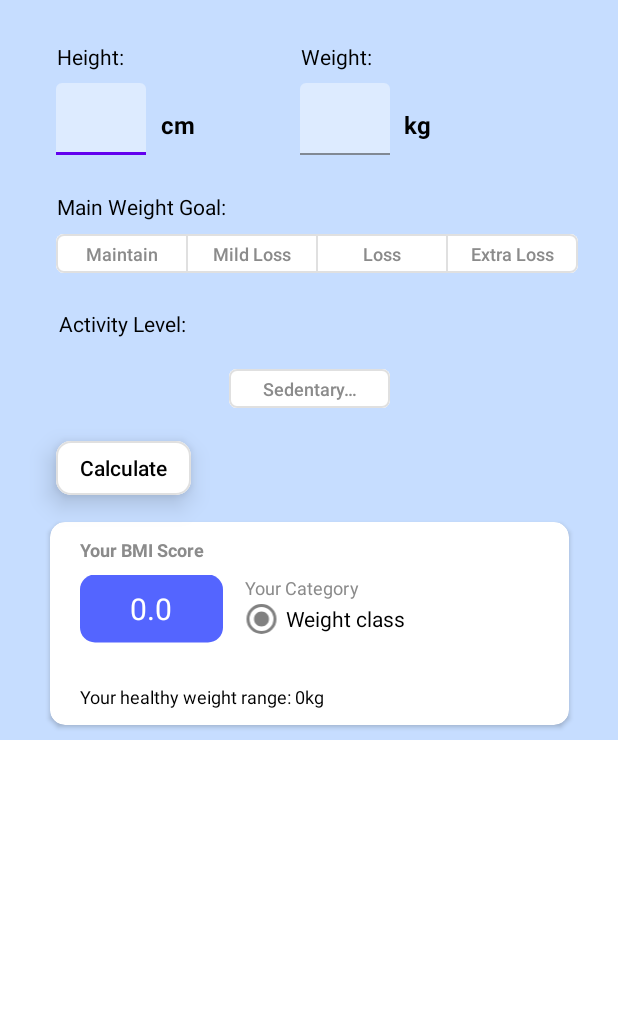
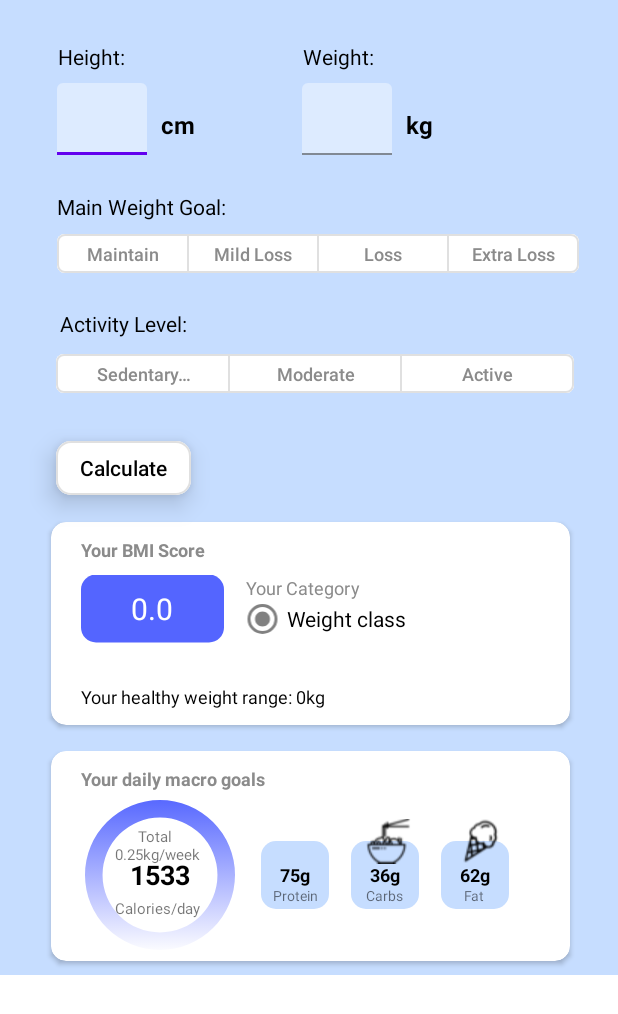
Before and after one commit to LunarDerrick/Healthier_App, an Android app: the BMIMacroCalc screen opened directly, with no data from a screen before it, on a phone screen of 412 x 824 dp. Shown: the top 1014 px of the screen. Run offline under Robolectric (Android 15) with nearby library versions, the phone set to English and light mode, and no system bars.

Commit message:
stop for awhile for bmi and macro

```diff
--- a/app/src/main/res/layout/activity_calculator.xml
+++ b/app/src/main/res/layout/activity_calculator.xml
@@ -10,9 +10,10 @@
     <androidx.fragment.app.FragmentContainerView
         android:id="@+id/FCVCalc"
         android:name="wia2007.example.healthier_app.BMIMacroCalc"
-        android:layout_width="412dp"
-        android:layout_height="493dp"
+        android:layout_width="414dp"
+        android:layout_height="650dp"
         app:layout_constraintEnd_toEndOf="parent"
+        app:layout_constraintHorizontal_bias="0.428"
         app:layout_constraintStart_toStartOf="parent"
         app:layout_constraintTop_toTopOf="parent"
         tools:layout="@layout/fragment_bmi_macro" />
--- a/app/src/main/res/layout/fragment_bmi_macro.xml
+++ b/app/src/main/res/layout/fragment_bmi_macro.xml
@@ -129,6 +129,7 @@
         app:singleSelection="true">
 
         <Button
+            android:id="@+id/BTMaintain"
             style="?attr/materialButtonOutlinedStyle"
             android:layout_width="wrap_content"
             android:layout_height="38dp"
@@ -142,6 +143,7 @@
             tools:ignore="TouchTargetSizeCheck,TextContrastCheck,TextContrastCheck,TextContrastCheck,TextContrastCheck" />
 
         <Button
+            android:id="@+id/BTMLoss"
             style="?attr/materialButtonOutlinedStyle"
             android:layout_width="wrap_content"
             android:layout_height="38dp"
@@ -155,6 +157,7 @@
             tools:ignore="TouchTargetSizeCheck,TouchTargetSizeCheck,TextContrastCheck,TextContrastCheck" />
 
         <Button
+            android:id="@+id/BTLoss"
             style="?attr/materialButtonOutlinedStyle"
             android:layout_width="wrap_content"
             android:layout_height="38dp"
@@ -168,6 +171,7 @@
             tools:ignore="TouchTargetSizeCheck,TouchTargetSizeCheck,TextContrastCheck,TextContrastCheck" />
 
         <Button
+            android:id="@+id/BTELoss"
             style="?attr/materialButtonOutlinedStyle"
             android:layout_width="wrap_content"
             android:layout_height="38dp"
@@ -195,10 +199,11 @@
         app:layout_constraintTop_toTopOf="parent" />
 
     <com.google.android.material.button.MaterialButtonToggleGroup
-        android:id="@+id/materialButtonToggleGroup"
-        android:layout_width="wrap_content"
+        android:id="@+id/toggleAL"
+        android:layout_width="350dp"
         android:layout_height="wrap_content"
-        android:layout_marginTop="240dp"
+        android:layout_marginStart="10dp"
+        android:layout_marginTop="230dp"
         app:layout_constraintEnd_toEndOf="parent"
         app:layout_constraintStart_toStartOf="parent"
         app:layout_constraintTop_toTopOf="parent">
@@ -206,11 +211,39 @@
         <com.google.android.material.button.MaterialButton
             android:id="@+id/sedentary"
             style="?attr/materialButtonOutlinedStyle"
-            android:layout_width="wrap_content"
+            android:layout_width="116dp"
             android:layout_height="38dp"
             android:backgroundTint="#FFFFFF"
             android:letterSpacing="0"
             android:text="@string/sedentary"
+            android:textAllCaps="false"
+            android:textColor="#8B8B8B"
+            android:textSize="12sp"
+            app:cornerRadius="5dp"
+            tools:ignore="TouchTargetSizeCheck,TextContrastCheck,TextContrastCheck,TextContrastCheck,TextContrastCheck" />
+
+        <com.google.android.material.button.MaterialButton
+            android:id="@+id/moderate"
+            style="?attr/materialButtonOutlinedStyle"
+            android:layout_width="116dp"
+            android:layout_height="38dp"
+            android:backgroundTint="#FFFFFF"
+            android:letterSpacing="0"
+            android:text="Moderate"
+            android:textAllCaps="false"
+            android:textColor="#8B8B8B"
+            android:textSize="12sp"
+            app:cornerRadius="5dp"
+            tools:ignore="TouchTargetSizeCheck,TextContrastCheck,TextContrastCheck,TextContrastCheck,TextContrastCheck" />
+
+        <com.google.android.material.button.MaterialButton
+            android:id="@+id/active"
+            style="?attr/materialButtonOutlinedStyle"
+            android:layout_width="116dp"
+            android:layout_height="38dp"
+            android:backgroundTint="#FFFFFF"
+            android:letterSpacing="0"
+            android:text="Active"
             android:textAllCaps="false"
             android:textColor="#8B8B8B"
             android:textSize="12sp"
@@ -309,6 +342,7 @@
     </androidx.cardview.widget.CardView>
 
     <androidx.cardview.widget.CardView
+        android:id="@+id/CVMacro"
         android:layout_width="346dp"
         android:layout_height="140dp"
         android:layout_marginTop="17dp"
```
